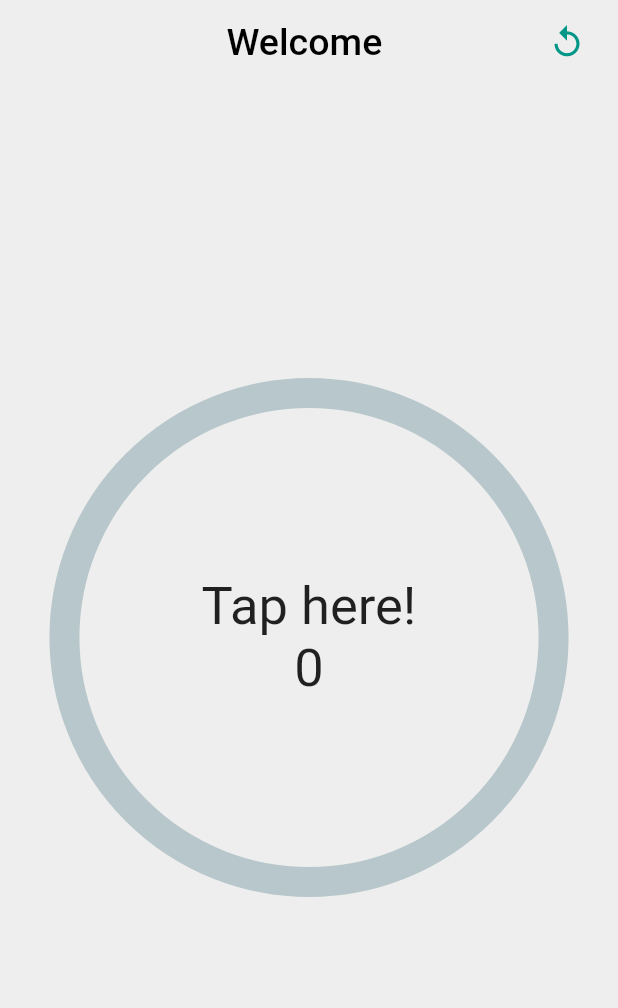
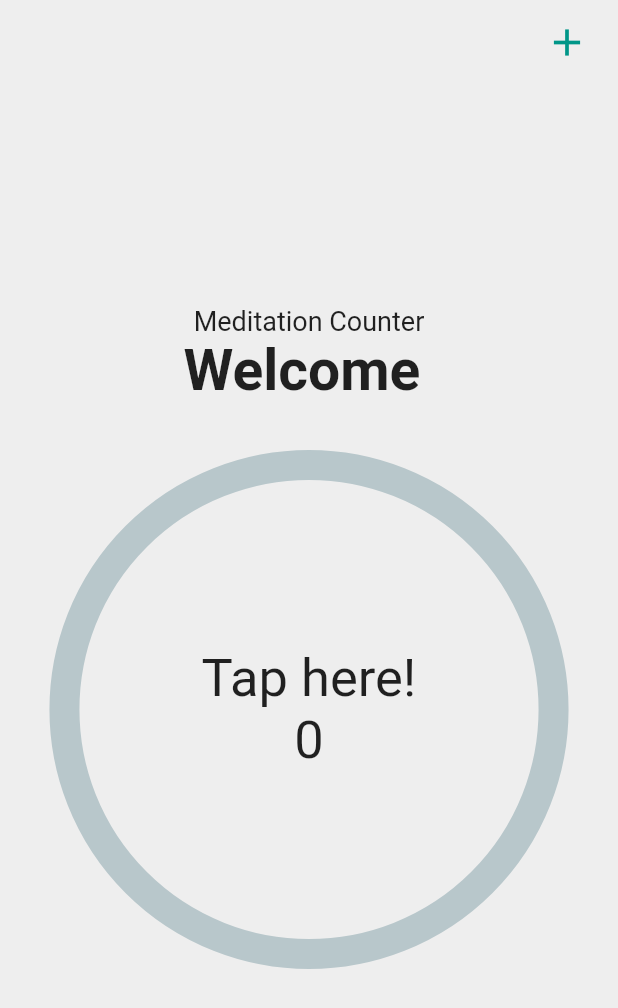
Before and after one commit to Alpha17-2/MeditationCounter, a Flutter app: the screen it shows once a user with an empty profile is signed in, on a phone screen of 412 x 824 dp. Shown: the top 1008 px of the screen. Run offline on Flutter 3.47's test engine with Material 2 defaults, Android fonts, the phone set to English and light mode, and no system bars; drawn by our look-alikes of percent_indicator; our stand-ins replace animated_text_kit, cloud_firestore, firebase_auth, firebase_core, flutter_signin_button, google_fonts and 1 more; missing offline and left inert: animated_widgets; accounts and stored records are empty; Roboto replaces fonts that are missing (Cagliostro).

Commit message:
Some Changes done in pageFour

```diff
--- a/lib/pages/pageFour.dart
+++ b/lib/pages/pageFour.dart
@@ -29,6 +29,7 @@ class _CounterScreenState extends State<CounterScreen> {
   int _countingPerDay = 0;
   int _countinPerWeek = 0;
   int _countingPerYear = 0;
+  bool _isAddButtonPressed = false;
 
   @override
   Widget build(BuildContext context) {
@@ -39,15 +40,11 @@ class _CounterScreenState extends State<CounterScreen> {
     return Scaffold(
       backgroundColor: Colors.grey.shade200,
       appBar: AppBar(
-        title: Text(
-          "Welcome ${user.fullName}",
-          style: const TextStyle(color: Colors.black, fontSize: 25),
-        ),
-        centerTitle: true,
         backgroundColor: Colors.grey.shade200,
         elevation: 0,
         actions: [
-          IconButton(
+          _isAddButtonPressed
+              ? IconButton(
                   onPressed: () {
                     setState(() {
                       _countingPerDay = 0;
@@ -55,7 +52,17 @@ class _CounterScreenState extends State<CounterScreen> {
                   },
                   icon: const Icon(Icons.replay_outlined),
                   color: Colors.teal,
-            iconSize: 25,
+                  iconSize: 30,
+                )
+              : IconButton(
+                  onPressed: () {
+                    setState(() {
+                      _isAddButtonPressed = true;
+                    });
+                  },
+                  icon: const Icon(Icons.add),
+                  color: Colors.teal,
+                  iconSize: 30,
                 ),
           const SizedBox(width: 10)
         ],
@@ -66,7 +73,17 @@ class _CounterScreenState extends State<CounterScreen> {
             crossAxisAlignment: CrossAxisAlignment.center,
             mainAxisAlignment: MainAxisAlignment.center,
             children: [
-              // Flexible(child: Container(), flex: 1),
+              Flexible(child: Container(), flex: 1),
+              Text(
+                "Meditation Counter",
+                style: GoogleFonts.cagliostro(fontSize: 18),
+              ),
+              Text(
+                "Welcome ${user.fullName}",
+                style: GoogleFonts.cagliostro(
+                    fontSize: 38, fontWeight: FontWeight.bold),
+              ),
+              const SizedBox(height: 30),
               Center(
                 child: InkWell(
                   borderRadius: BorderRadius.circular(200),
@@ -92,7 +109,8 @@ class _CounterScreenState extends State<CounterScreen> {
                       )),
                 ),
               ),
-              const SizedBox(height: 30)
+              const SizedBox(height: 30),
+              Flexible(child: Container(), flex: 1)
             ],
           ),
         ),
```
Lines whose indentation alone changed are shown as unchanged.
